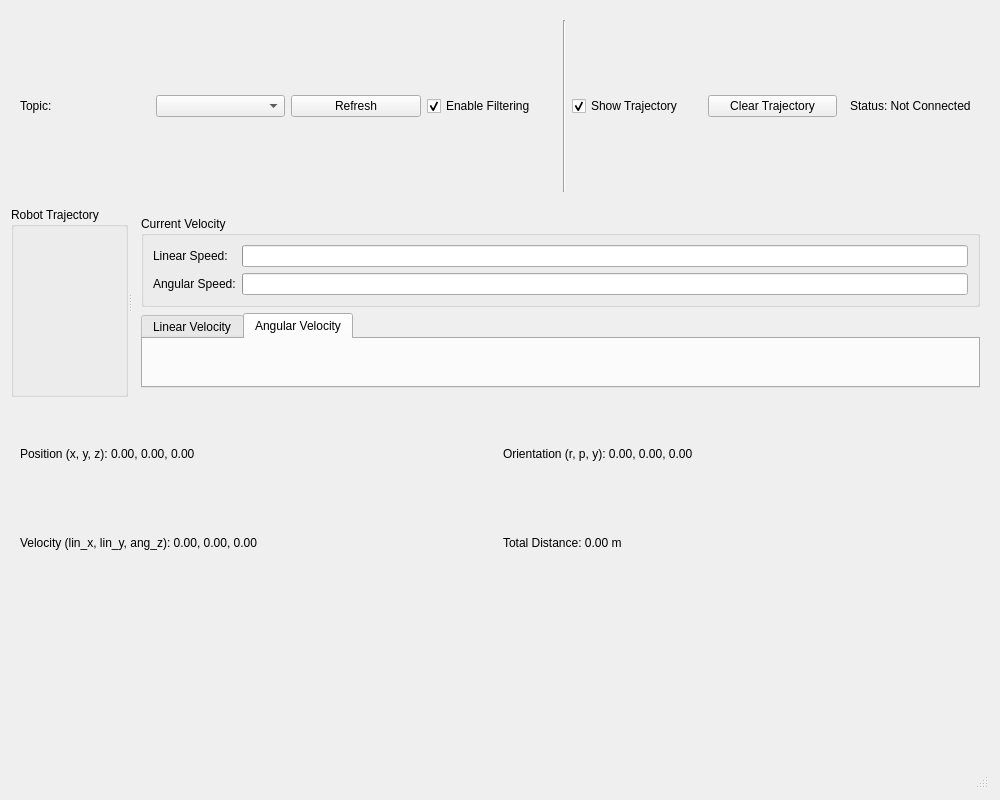
This is resources/ui/monitors/odom_monitor.ui in XKHoshizora/amr_monitor as Qt 5 draws it before an edit. The edited form follows.
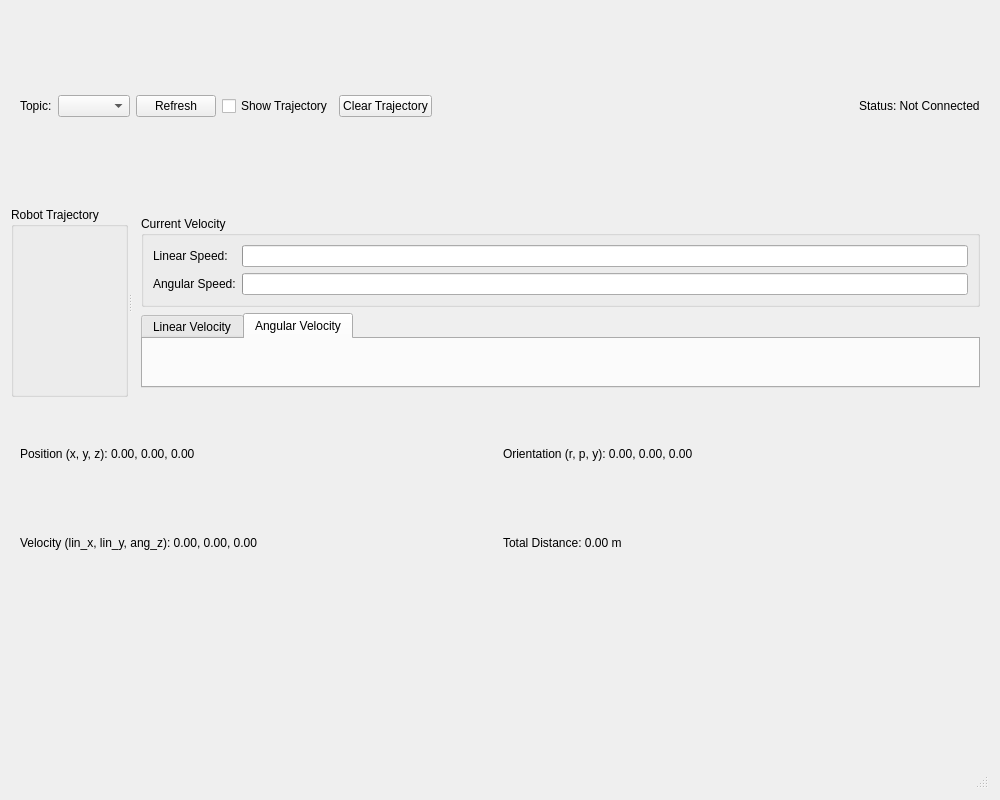
This is the edited form. The open tabs and pages were chosen to show the change.

The edit to the form file:
```diff
--- a/resources/ui/monitors/odom_monitor.ui
+++ b/resources/ui/monitors/odom_monitor.ui
@@ -36,30 +36,13 @@
         </property>
        </widget>
       </item>
-      <item>
-       <widget class="QCheckBox" name="filteringCheckBox">
-        <property name="text">
-         <string>Enable Filtering</string>
-        </property>
-        <property name="checked">
-         <bool>true</bool>
-        </property>
-       </widget>
-      </item>
-      <item>
-       <widget class="Line" name="line1">
-        <property name="orientation">
-         <enum>Qt::Vertical</enum>
-        </property>
-       </widget>
-      </item>
       <item>
        <widget class="QCheckBox" name="showTrajectoryCheckBox">
         <property name="text">
          <string>Show Trajectory</string>
         </property>
         <property name="checked">
-         <bool>true</bool>
+         <bool>false</bool>
         </property>
        </widget>
       </item>
@@ -73,7 +56,13 @@
       <item>
        <spacer name="horizontalSpacer">
         <property name="orientation">
-         <enum>Qt::Horizontal</enum>
+         <enum>Qt::Orientation::Horizontal</enum>
+        </property>
+        <property name="sizeHint" stdset="0">
+         <size>
+          <width>0</width>
+          <height>0</height>
+         </size>
         </property>
        </spacer>
       </item>
```
Left out of the diff: 35 changed lines with no effect on the pictures. Lines whose indentation alone changed are shown as unchanged.
